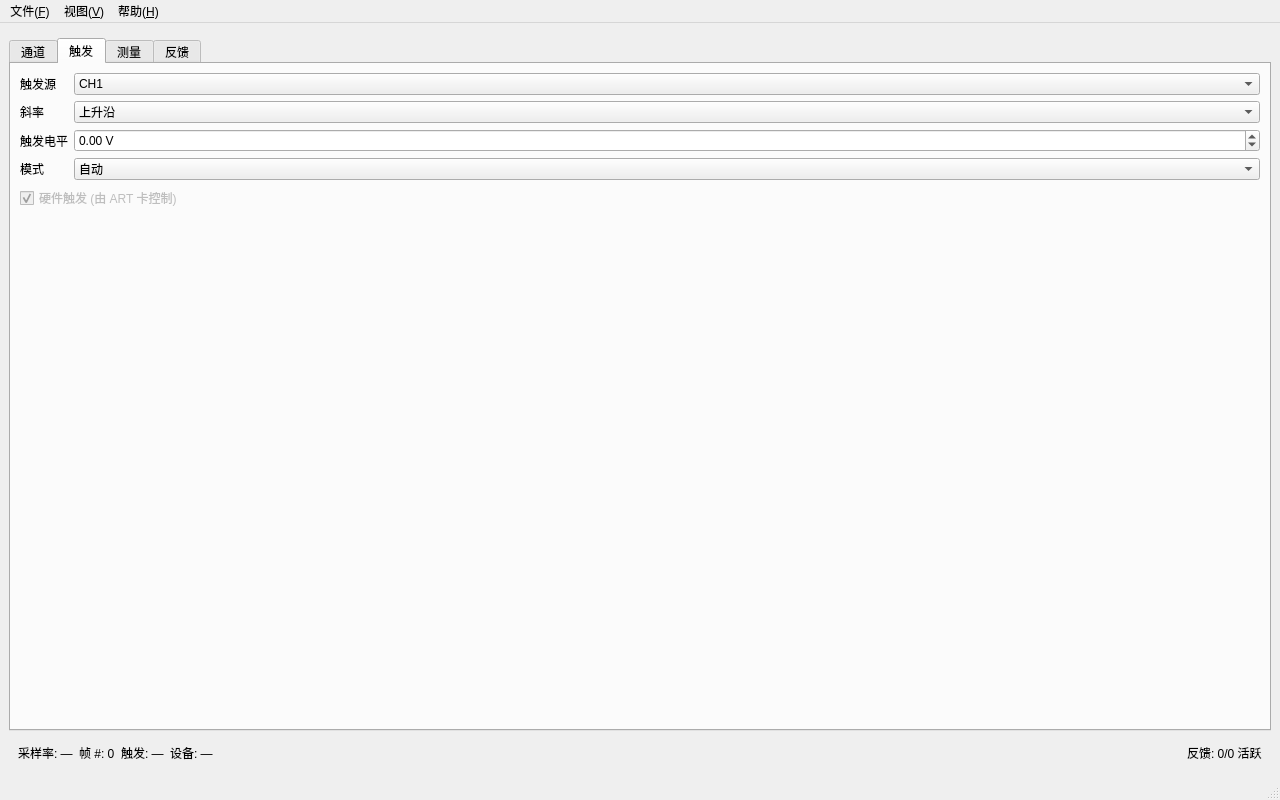
Above: scope/ui/main_window.ui from Carrollxiang/ART_Oscilloscope- before the change. Below: the same form after it.
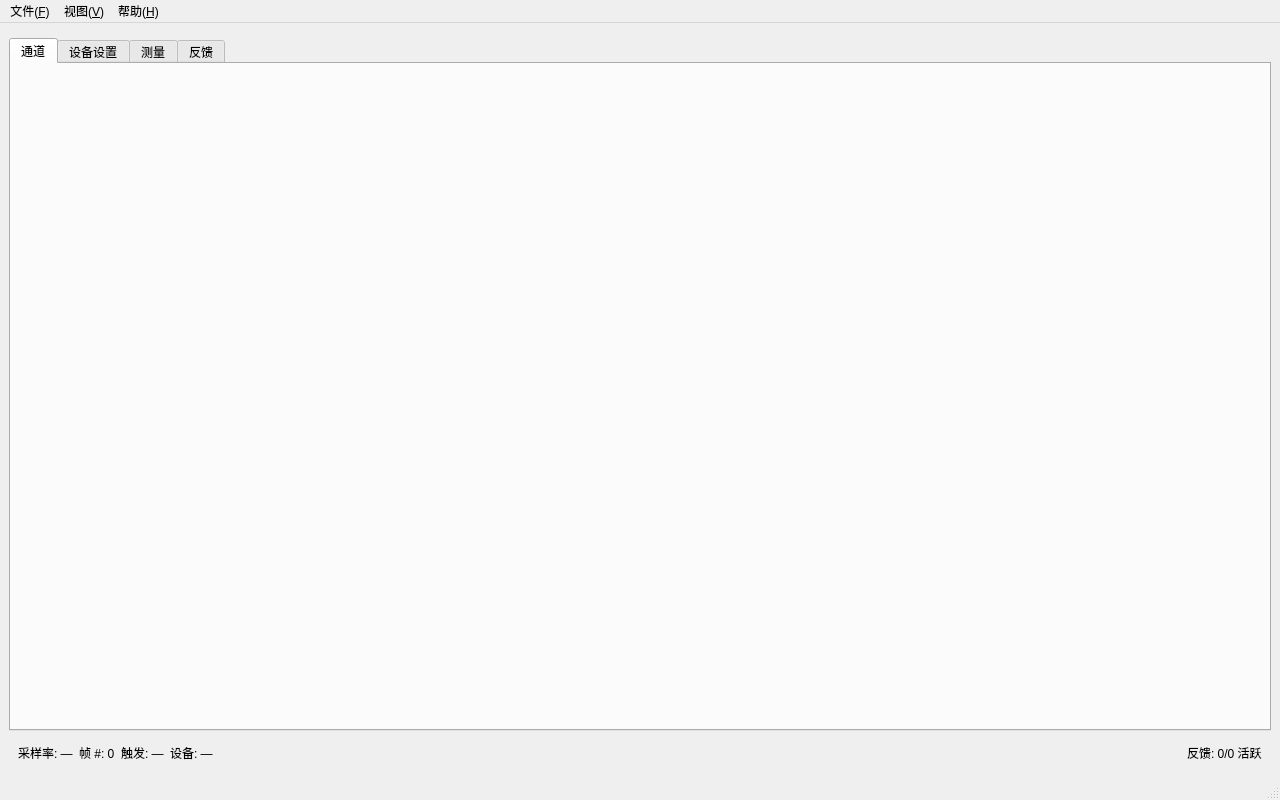
That is the form after the change. The open tabs and pages were chosen to show the change.

Commit message:
refactor: 触发Tab → 设备设置Tab, 内嵌ART配置
- 底部面板触发Tab 改为设备设置Tab
- 内嵌 DevicePanel (含所有ART配置项 + 通讯测试 + 应用按钮)
- 移除菜单文件→ART设备配置和 ArtConfigDialog
- 删除 TriggerPanel (功能合并到 DevicePanel)
- DevicePanel.config_applied 信号 → ScopeApp 重建设备

界面变化:
  之前: [通道 | 触发 | 测量 | 反馈]
  现在: [通道 | 设备设置 | 测量 | 反馈]

What changed in the file:
```diff
--- a/scope/ui/main_window.ui
+++ b/scope/ui/main_window.ui
@@ -79,67 +79,10 @@
          <layout class="QVBoxLayout" name="channelsLayout"/>
         </widget>
 
-        <!-- Tab 1: 触发 -->
-        <widget class="QWidget" name="tabTrigger">
-         <attribute name="title"><string>触发</string></attribute>
-         <layout class="QFormLayout" name="triggerLayout">
-          <item row="0" column="0">
-           <widget class="QLabel" name="labelTriggerSource">
-            <property name="text"><string>触发源</string></property>
-           </widget>
-          </item>
-          <item row="0" column="1">
-           <widget class="QComboBox" name="triggerSource">
-            <item><property name="text"><string>CH1</string></property></item>
-            <item><property name="text"><string>CH2</string></property></item>
-            <item><property name="text"><string>CH3</string></property></item>
-            <item><property name="text"><string>CH4</string></property></item>
-           </widget>
-          </item>
-          <item row="1" column="0">
-           <widget class="QLabel" name="labelTriggerSlope">
-            <property name="text"><string>斜率</string></property>
-           </widget>
-          </item>
-          <item row="1" column="1">
-           <widget class="QComboBox" name="triggerSlope">
-            <item><property name="text"><string>上升沿</string></property></item>
-            <item><property name="text"><string>下降沿</string></property></item>
-           </widget>
-          </item>
-          <item row="2" column="0">
-           <widget class="QLabel" name="labelTriggerLevel">
-            <property name="text"><string>触发电平</string></property>
-           </widget>
-          </item>
-          <item row="2" column="1">
-           <widget class="QDoubleSpinBox" name="triggerLevel">
-            <property name="suffix"><string> V</string></property>
-            <property name="decimals"><number>2</number></property>
-            <property name="minimum"><double>-10.0</double></property>
-            <property name="maximum"><double>10.0</double></property>
-           </widget>
-          </item>
-          <item row="3" column="0">
-           <widget class="QLabel" name="labelTriggerMode">
-            <property name="text"><string>模式</string></property>
-           </widget>
-          </item>
-          <item row="3" column="1">
-           <widget class="QComboBox" name="triggerMode">
-            <item><property name="text"><string>自动</string></property></item>
-            <item><property name="text"><string>正常</string></property></item>
-            <item><property name="text"><string>单次</string></property></item>
-           </widget>
-          </item>
-          <item row="4" column="0" colspan="2">
-           <widget class="QCheckBox" name="triggerHwMode">
-            <property name="text"><string>硬件触发 (由 ART 卡控制)</string></property>
-            <property name="checked"><bool>true</bool></property>
-            <property name="enabled"><bool>false</bool></property>
-           </widget>
-          </item>
-         </layout>
+        <!-- Tab 1: 设备设置 (替代原触发) -->
+        <widget class="QWidget" name="tabDevice">
+         <attribute name="title"><string>设备设置</string></attribute>
+         <layout class="QVBoxLayout" name="deviceLayout"/>
         </widget>
 
         <!-- Tab 2: 测量 -->
```
Left out of the diff: 5 changed lines with no effect on the pictures. The commit also changes 2 other files.
